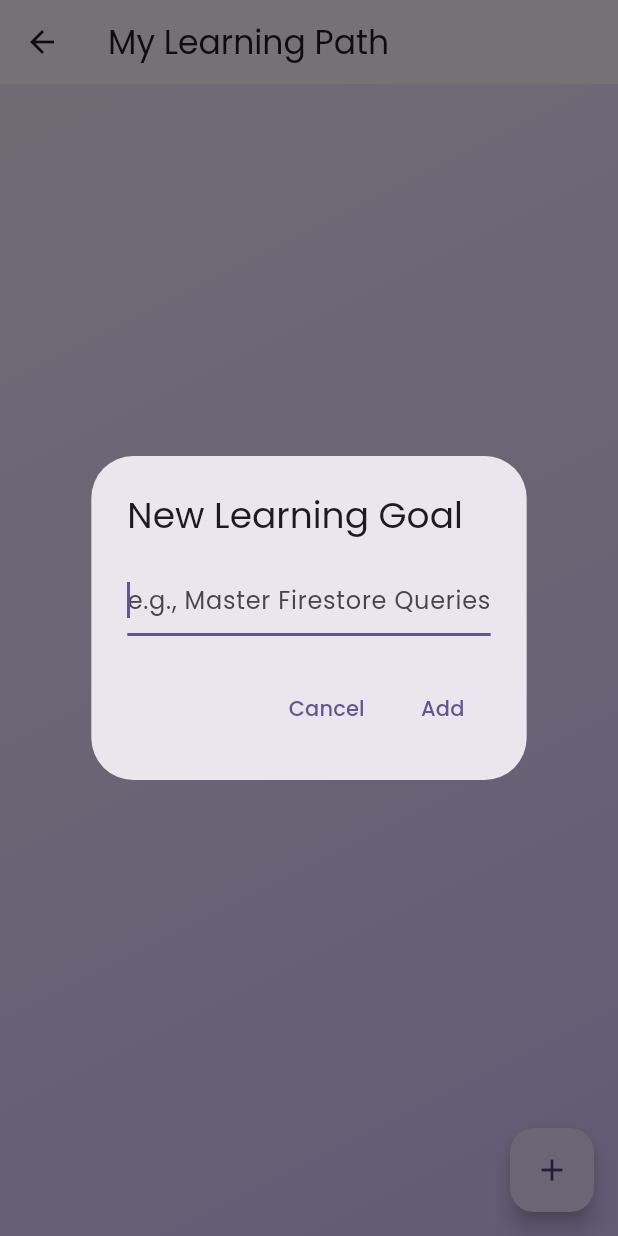
After one commit to kalviumcommunity/S84_CloudLearn_Mobile_App_CloudCoders, a Flutter app: the TasksScreen screen opened directly, after a tap on the "add" icon, on a phone screen of 412 x 824 dp. The commit adds this screen. Run offline on Flutter 3.47's test engine with Material 3 defaults, Android fonts, the phone set to English and light mode, and no system bars; our stand-ins replace cloud_firestore, firebase_auth, firebase_core, firebase_storage, geolocator, google_fonts and 2 more; accounts and stored records are empty.

Commit message:
Step 6: Implement CRUD Flow for Tasks using Provider

```diff
--- a/flut/lib/main.dart
+++ b/flut/lib/main.dart
@@ -11,6 +11,7 @@ import 'features/auth/welcome_screen.dart';
 import 'features/splash/splash_screen.dart';
 import 'firebase_options.dart';
 import 'providers/auth_provider.dart';
+import 'providers/task_provider.dart';
 
 void main() async {
   WidgetsFlutterBinding.ensureInitialized();
@@ -21,6 +22,7 @@ void main() async {
     MultiProvider(
       providers: [
         ChangeNotifierProvider(create: (_) => AuthProvider()),
+        ChangeNotifierProvider(create: (_) => TaskProvider()),
       ],
       child: const MyApp(),
     ),
--- /dev/null
+++ b/flut/lib/screens/tasks_screen.dart
@@ -0,0 +1,115 @@
+import 'package:cloud_firestore/cloud_firestore.dart';
+import 'package:flutter/material.dart';
+import 'package:provider/provider.dart';
+
+import '../providers/task_provider.dart';
+
+class TasksScreen extends StatelessWidget {
+  const TasksScreen({super.key});
+
+  @override
+  Widget build(BuildContext context) {
+    return Scaffold(
+      appBar: AppBar(
+        title: const Text('My Learning Path'),
+      ),
+      body: Consumer<TaskProvider>(
+        builder: (context, taskProvider, child) {
+          return StreamBuilder<QuerySnapshot>(
+            stream: taskProvider.tasksStream,
+            builder: (context, snapshot) {
+              if (snapshot.connectionState == ConnectionState.waiting) {
+                return const Center(child: CircularProgressIndicator());
+              }
+
+              if (!snapshot.hasData || snapshot.data!.docs.isEmpty) {
+                return const Center(child: Text('No learning goals yet. Add one!'));
+              }
+
+              final tasks = snapshot.data!.docs;
+
+              return ListView.builder(
+                padding: const EdgeInsets.all(16),
+                itemCount: tasks.length,
+                itemBuilder: (context, index) {
+                  final task = tasks[index];
+                  final taskId = task.id;
+                  final data = task.data() as Map<String, dynamic>;
+                  final title = data['title'] ?? 'Untitled';
+                  final completed = data['completed'] ?? false;
+
+                  return Card(
+                    elevation: 2,
+                    margin: const EdgeInsets.only(bottom: 12),
+                    child: ListTile(
+                      leading: Checkbox(
+                        value: completed,
+                        onChanged: (bool? value) {
+                          taskProvider.toggleTaskCompletion(taskId, completed);
+                        },
+                      ),
+                      title: Text(
+                        title,
+                        style: TextStyle(
+                          decoration: completed
+                              ? TextDecoration.lineThrough
+                              : TextDecoration.none,
+                          color: completed ? Colors.grey : Colors.black87,
+                        ),
+                      ),
+                      trailing: IconButton(
+                        icon: const Icon(Icons.delete_outline, color: Colors.red),
+                        onPressed: () {
+                          taskProvider.deleteTask(taskId);
+                        },
+                      ),
+                    ),
+                  );
+                },
+              );
+            },
+          );
+        },
+      ),
+      floatingActionButton: FloatingActionButton(
+        onPressed: () => _showAddTaskDialog(context),
+        child: const Icon(Icons.add),
+      ),
+    );
+  }
+
+  void _showAddTaskDialog(BuildContext context) {
+    final TextEditingController _controller = TextEditingController();
+
+    showDialog(
+      context: context,
+      builder: (context) {
+        return AlertDialog(
+          title: const Text('New Learning Goal'),
+          content: TextField(
+            controller: _controller,
+            decoration: const InputDecoration(
+              hintText: 'e.g., Master Firestore Queries',
+            ),
+            autofocus: true,
+          ),
+          actions: [
+            TextButton(
+              onPressed: () => Navigator.of(context).pop(),
+              child: const Text('Cancel'),
+            ),
+            TextButton(
+              onPressed: () {
+                if (_controller.text.isNotEmpty) {
+                  context.read<TaskProvider>().addTask(_controller.text.trim());
+                  Navigator.of(context).pop();
+                }
+              },
+              child: const Text('Add'),
+            ),
+          ],
+        );
+      },
+    );
+  }
+}
```
Also changed, not shown: flut/lib/providers/task_provider.dart (added, +23 -0 lines), flut/lib/screens/home_screen.dart (+16 -0 lines).
